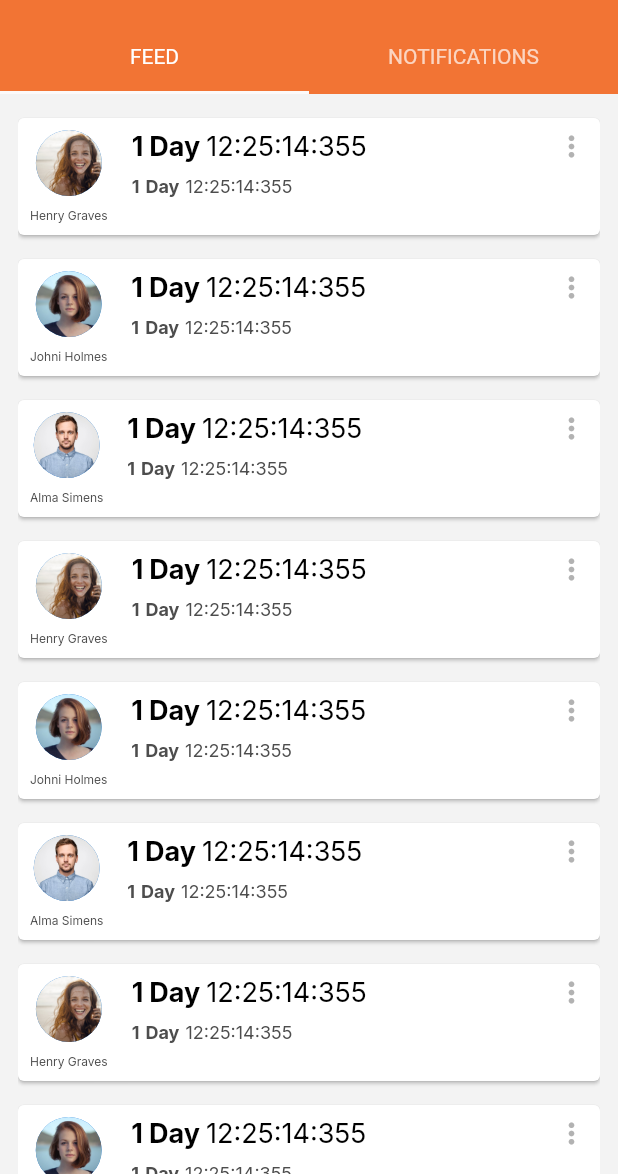
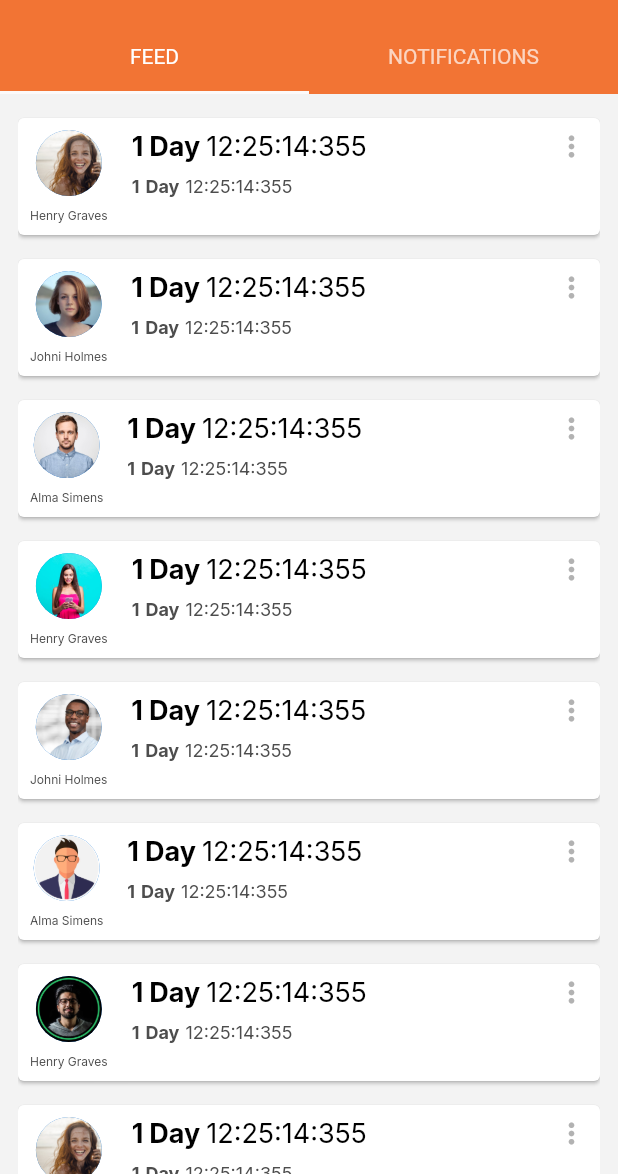
Before and after one commit to RamanYarotski/Flutter_training, a Flutter app: the screen it shows after launch, on a phone screen of 412 x 824 dp, the part 62-1236 px from its top. Run offline on Flutter 3.47's test engine with Material 2 defaults, Android fonts, the phone set to English and light mode, and no system bars; our stand-ins replace google_fonts.

```diff
--- a/lib/components/widgets.dart
+++ /dev/null
@@ -1 +0,0 @@
-export 'my_tab_bar.dart';
--- a/lib/models/user.dart
+++ b/lib/models/user.dart
@@ -12,16 +12,15 @@ final List<User> users = <User>[
   User("assets/images/1.jpeg", "Henry Graves", 1, "Day", "12:25:14:355"),
   User("assets/images/2.jpeg", "Johni Holmes", 1, "Day", "12:25:14:355"),
   User("assets/images/3.jpeg", "Alma Simens", 1, "Day", "12:25:14:355"),
+  User("assets/images/4.jpg", "Henry Graves", 1, "Day", "12:25:14:355"),
+  User("assets/images/5.jpg", "Johni Holmes", 1, "Day", "12:25:14:355"),
+  User("assets/images/6.jpg", "Alma Simens", 1, "Day", "12:25:14:355"),
+  User("assets/images/7.jpg", "Henry Graves", 1, "Day", "12:25:14:355"),
   User("assets/images/1.jpeg", "Henry Graves", 1, "Day", "12:25:14:355"),
   User("assets/images/2.jpeg", "Johni Holmes", 1, "Day", "12:25:14:355"),
   User("assets/images/3.jpeg", "Alma Simens", 1, "Day", "12:25:14:355"),
-  User("assets/images/1.jpeg", "Henry Graves", 1, "Day", "12:25:14:355"),
-  User("assets/images/2.jpeg", "Johni Holmes", 1, "Day", "12:25:14:355"),
-  User("assets/images/3.jpeg", "Alma Simens", 1, "Day", "12:25:14:355"),
-  User("assets/images/1.jpeg", "Henry Graves", 1, "Day", "12:25:14:355"),
-  User("assets/images/2.jpeg", "Johni Holmes", 1, "Day", "12:25:14:355"),
-  User("assets/images/3.jpeg", "Alma Simens", 1, "Day", "12:25:14:355"),
-  User("assets/images/1.jpeg", "Henry Graves", 1, "Day", "12:25:14:355"),
-  User("assets/images/2.jpeg", "Johni Holmes", 1, "Day", "12:25:14:355"),
-  User("assets/images/3.jpeg", "Alma Simens", 1, "Day", "12:25:14:355"),
+  User("assets/images/4.jpg", "Henry Graves", 1, "Day", "12:25:14:355"),
+  User("assets/images/5.jpg", "Johni Holmes", 1, "Day", "12:25:14:355"),
+  User("assets/images/6.jpg", "Alma Simens", 1, "Day", "12:25:14:355"),
+  User("assets/images/7.jpg", "Henry Graves", 1, "Day", "12:25:14:355"),
 ];
--- a/lib/screens/home_screen.dart
+++ b/lib/screens/home_screen.dart
@@ -1,7 +1,7 @@
 import 'package:flutter/material.dart';
 import 'package:training_project/constants.dart';
-import 'package:training_project/models/user.dart';
-import '../components/widgets.dart';
+import 'package:training_project/widgets/export.dart';
+
 
 class HomeScreen extends StatefulWidget {
   const HomeScreen({Key? key}) : super(key: key);
@@ -29,74 +29,10 @@ class _HomeScreenState extends State<HomeScreen> with TickerProviderStateMixin {
             Expanded(
               child: Container(
                 padding: const EdgeInsets.symmetric(horizontal: 12),
-                child: TabBarView(controller: tabController, children: [
+                child: TabBarView(controller: tabController, children: const [
+                  FeedBar(),
                   Center(
-                    child: Column(children: [
-                      ListView.builder(
-                        shrinkWrap: true,
-                        itemCount: users.length,
-                        itemBuilder: (context, int index) {
-                          final currentUser = users[index];
-                          return Card(
-                              margin: const EdgeInsets.only(top: 16),
-                              child: Padding(
-                                padding: const EdgeInsets.all(8.0),
-                                child: Row(
-                                  crossAxisAlignment: CrossAxisAlignment.start,
-                                  children: [
-                                    Column(
-                                      children: [
-                                        _circleAvatar(currentUser.avatarSource),
-                                        const SizedBox(
-                                          height: 8,
-                                        ),
-                                        Text(
-                                          currentUser.userName,
-                                          style: userNameTextStyle,
-                                        )
-                                      ],
-                                    ),
-                                    const SizedBox(
-                                      width: 16,
-                                    ),
-                                    Column(
-                                      crossAxisAlignment:
-                                          CrossAxisAlignment.start,
-                                      mainAxisAlignment:
-                                          MainAxisAlignment.center,
-                                      children: [
-                                        _itemTextRow(
-                                            currentUser,
-                                            itemTitleTextStyleBold,
-                                            itemTitleTextStyle),
-                                        const SizedBox(
-                                          height: 8,
-                                        ),
-                                        _itemTextRow(
-                                            currentUser,
-                                            itemSubTitleTextStyleBold,
-                                            itemSubTitleTextStyle),
-                                      ],
-                                    ),
-                                    const Spacer(),
-                                    IconButton(
-                                        iconSize: 22,
-                                        alignment: Alignment.topRight,
-                                        padding: EdgeInsets.zero,
-                                        onPressed: () {},
-                                        icon: const Icon(
-                                          Icons.more_vert,
-                                          color: gray70,
-                                        )),
-                                  ],
-                                ),
-                              ));
-                        },
-                      )
-                    ]),
-                  ),
-                  const Center(
-                    child: Text("NOTIFICATIONS page"),
+                    child: Text( "NOTIFICATIONS page"),
                   )
                 ]),
               ),
@@ -105,77 +41,6 @@ class _HomeScreenState extends State<HomeScreen> with TickerProviderStateMixin {
         ));
   }
 }
-
-TextStyle userNameTextStyle =
-    const TextStyle(fontSize: 8, color: subtitleTextColor);
-
-TextStyle itemTitleTextStyle = const TextStyle(fontSize: 18);
-TextStyle itemTitleTextStyleBold =
-    const TextStyle(fontSize: 18, fontWeight: FontWeight.bold);
-
-TextStyle itemSubTitleTextStyle =
-    const TextStyle(fontSize: 12, color: subtitleTextColor);
-TextStyle itemSubTitleTextStyleBold = const TextStyle(
-    fontSize: 12, color: subtitleTextColor, fontWeight: FontWeight.bold);
-
-Row _itemTextRow(
-    User currentUser, TextStyle itemTextStyle, TextStyle itemSecondTextStyle) {
-  return Row(
-    children: [
-      Text(currentUser.number.toString(), style: itemTextStyle),
-      const SizedBox(
-        width: 4,
-      ),
-      Text(currentUser.numberValue.toString(), style: itemTextStyle),
-      const SizedBox(
-        width: 4,
-      ),
-      Text(currentUser.time.toString(), style: itemSecondTextStyle),
-    ],
-  );
-}
-
-Widget _circleAvatar(String imageRoute) {
-  return CircleAvatar(
-    backgroundImage: AssetImage(imageRoute),
-    radius: avatarSize,
-  );
-}
-
-// Widget _circleAvatar2(String imageRoute) {
-//   return Container(
-//     decoration: const BoxDecoration(
-//       shape: BoxShape.circle,
-//     ),
-//     margin: const EdgeInsets.all(4),
-//     child: Image.asset(
-//       imageRoute,
-//       width: 80,
-//       fit: BoxFit.cover,
-//     ),
-//   );
-// }
-
-// Widget _circleAvatar3(String imageRoute) {
-//   return Container(
-//     decoration: BoxDecoration(
-//       image: DecorationImage(image: AssetImage(imageRoute), fit: BoxFit.fill),
-//       color: Colors.white,
-//       shape: BoxShape.circle,
-//     ),
-//   );
-// }
-
-// Widget _circleAvatar4(String imageRoute) {
-//   return CircleAvatar(
-//       backgroundColor: Colors.transparent,
-//       child: SizedBox(
-//           width: 60,
-//           height: 60,
-//           child: ClipOval(
-//             child: Image.asset(imageRoute),
-//           )));
-// }
 
 AppBar buildAppBar() {
   return AppBar(
--- /dev/null
+++ b/lib/widgets/HomeScreen/feed_bar.dart
@@ -0,0 +1,106 @@
+import 'package:flutter/material.dart';
+import 'package:training_project/constants.dart';
+import 'package:training_project/models/user.dart';
+
+TextStyle userNameTextStyle =
+    const TextStyle(fontSize: 8, color: subtitleTextColor);
+
+TextStyle itemTitleTextStyle = const TextStyle(fontSize: 18);
+TextStyle itemTitleTextStyleBold =
+    const TextStyle(fontSize: 18, fontWeight: FontWeight.bold);
+
+TextStyle itemSubTitleTextStyle =
+    const TextStyle(fontSize: 12, color: subtitleTextColor);
+TextStyle itemSubTitleTextStyleBold = const TextStyle(
+    fontSize: 12, color: subtitleTextColor, fontWeight: FontWeight.bold);
+
+Row _itemTextRow(
+    User currentUser, TextStyle itemTextStyle, TextStyle itemSecondTextStyle) {
+  return Row(
+    children: [
+      Text(currentUser.number.toString(), style: itemTextStyle),
+      const SizedBox(
+        width: 4,
+      ),
+      Text(currentUser.numberValue.toString(), style: itemTextStyle),
+      const SizedBox(
+        width: 4,
+      ),
+      Text(currentUser.time.toString(), style: itemSecondTextStyle),
+    ],
+  );
+}
+
+Widget _circleAvatar(String imageRoute) {
+  return CircleAvatar(
+    backgroundImage: AssetImage(imageRoute),
+    radius: avatarSize,
+  );
+}
+
+class FeedBar extends StatelessWidget {
+  const FeedBar({
+    Key? key,
+  }) : super(key: key);
+
+  @override
+  Widget build(BuildContext context) {
+    return Expanded(
+        child: ListView.builder(
+      physics: const ScrollPhysics(),
+      shrinkWrap: true,
+      itemCount: users.length,
+      itemBuilder: (context, int index) {
+        final currentUser = users[index];
+        return Card(
+            margin: const EdgeInsets.only(top: 16),
+            child: Padding(
+              padding: const EdgeInsets.all(8.0),
+              child: Row(
+                crossAxisAlignment: CrossAxisAlignment.start,
+                children: [
+                  Column(
+                    children: [
+                      _circleAvatar(currentUser.avatarSource),
+                      const SizedBox(
+                        height: 8,
+                      ),
+                      Text(
+                        currentUser.userName,
+                        style: userNameTextStyle,
+                      )
+                    ],
+                  ),
+                  const SizedBox(
+                    width: 16,
+                  ),
+                  Column(
+                    crossAxisAlignment: CrossAxisAlignment.start,
+                    mainAxisAlignment: MainAxisAlignment.center,
+                    children: [
+                      _itemTextRow(currentUser, itemTitleTextStyleBold,
+                          itemTitleTextStyle),
+                      const SizedBox(
+                        height: 8,
+                      ),
+                      _itemTextRow(currentUser, itemSubTitleTextStyleBold,
+                          itemSubTitleTextStyle),
+                    ],
+                  ),
+                  const Spacer(),
+                  IconButton(
+                      iconSize: 22,
+                      alignment: Alignment.topRight,
+                      padding: EdgeInsets.zero,
+                      onPressed: () {},
+                      icon: const Icon(
+                        Icons.more_vert,
+                        color: gray70,
+                      )),
+                ],
+              ),
+            ));
+      },
+    ));
+  }
+}
--- /dev/null
+++ b/lib/widgets/export.dart
@@ -0,0 +1,2 @@
+export 'package:training_project/widgets/HomeScreen/feed_bar.dart';
+export 'package:training_project/widgets/HomeScreen/my_tab_bar.dart';
--- a/pubspec.yaml
+++ b/pubspec.yaml
@@ -53,6 +53,11 @@ flutter:
    - assets/images/1.jpeg
    - assets/images/2.jpeg
    - assets/images/3.jpeg
+   - assets/images/4.jpg
+   - assets/images/5.jpg
+   - assets/images/6.jpg
+   - assets/images/7.jpg
+
 
 
   #  - assets/fonts/Roboto
```
Also changed, not shown: assets/images/4.jpg (added), assets/images/5.jpg (added), assets/images/6.jpg (added), assets/images/7.jpg (added), lib/widgets/HomeScreen/my_tab_bar.dart (renamed from lib/components/my_tab_bar.dart).
